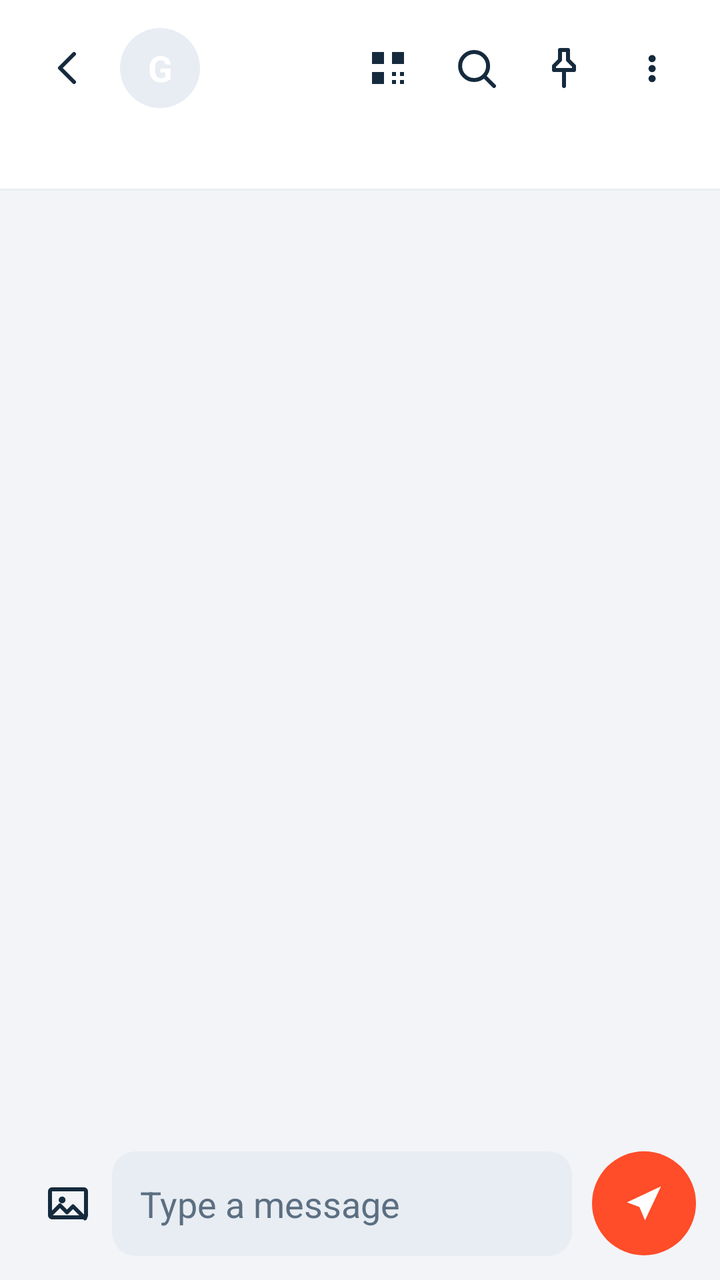
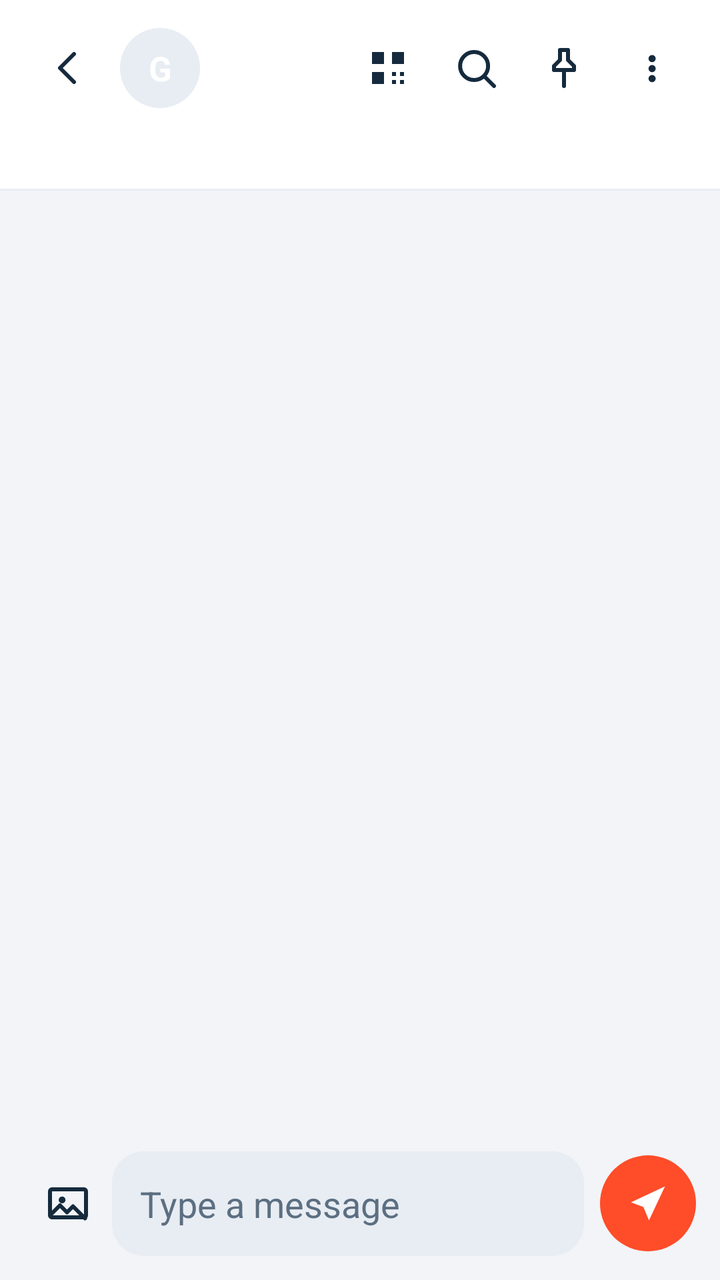

Screens rendered from an Android XML layout before and after an edit, with the pre-edit source and the edit as a unified diff.
<!-- AndroidManifest.xml: application theme Theme.AirWave -->
<!-- res/layout/activity_group_chat.xml -->
<?xml version="1.0" encoding="utf-8"?>
<LinearLayout xmlns:android="http://schemas.android.com/apk/res/android"
    android:layout_width="match_parent"
    android:layout_height="match_parent"
    android:orientation="vertical">

    <LinearLayout
        android:layout_width="match_parent"
        android:layout_height="wrap_content"
        android:background="?attr/colorSurface"
        android:gravity="center_vertical"
        android:orientation="horizontal"
        android:padding="12dp">

        <ImageButton
            android:id="@+id/backButton"
            android:layout_width="44dp"
            android:layout_height="44dp"
            android:background="?attr/selectableItemBackgroundBorderless"
            android:contentDescription="@string/cancel"
            android:src="@drawable/ic_back" />

        <FrameLayout
            android:id="@+id/groupAvatar"
            android:layout_width="40dp"
            android:layout_height="40dp"
            android:layout_marginStart="4dp"
            android:background="@drawable/avatar_circle">

            <TextView
                android:id="@+id/groupInitial"
                android:layout_width="match_parent"
                android:layout_height="match_parent"
                android:gravity="center"
                android:text="G"
                android:textColor="@android:color/white"
                android:textSize="18sp"
                android:textStyle="bold" />
        </FrameLayout>

        <LinearLayout
            android:layout_width="0dp"
            android:layout_height="wrap_content"
            android:layout_marginStart="12dp"
            android:layout_weight="1"
            android:orientation="vertical">

            <TextView
                android:id="@+id/groupTitle"
                android:layout_width="wrap_content"
                android:layout_height="wrap_content"
                android:textColor="?attr/colorOnSurface"
                android:textSize="18sp"
                android:textStyle="bold" />

            <TextView
                android:id="@+id/groupSubtitle"
                android:layout_width="wrap_content"
                android:layout_height="wrap_content"
                android:textColor="?attr/colorOnSurfaceVariant"
                android:textSize="12sp" />

            <TextView
                android:id="@+id/typingText"
                android:layout_width="wrap_content"
                android:layout_height="wrap_content"
                android:textColor="?attr/colorPrimary"
                android:textSize="12sp"
                android:visibility="gone" />
        </LinearLayout>

        <ImageButton
            android:id="@+id/groupQrButton"
            android:layout_width="44dp"
            android:layout_height="44dp"
            android:background="?attr/selectableItemBackgroundBorderless"
            android:contentDescription="@string/group_qr_title"
            android:src="@drawable/ic_qr" />

        <ImageButton
            android:id="@+id/searchButton"
            android:layout_width="44dp"
            android:layout_height="44dp"
            android:background="?attr/selectableItemBackgroundBorderless"
            android:contentDescription="@string/search"
            android:src="@drawable/ic_search" />

        <ImageButton
            android:id="@+id/pinButton"
            android:layout_width="44dp"
            android:layout_height="44dp"
            android:background="?attr/selectableItemBackgroundBorderless"
            android:contentDescription="@string/pinned_messages"
            android:src="@drawable/ic_pin" />

        <ImageButton
            android:id="@+id/overflowButton"
            android:layout_width="44dp"
            android:layout_height="44dp"
            android:background="?attr/selectableItemBackgroundBorderless"
            android:contentDescription="@string/more_options"
            android:src="@drawable/ic_more" />
    </LinearLayout>

    <LinearLayout
        android:layout_width="match_parent"
        android:layout_height="wrap_content"
        android:background="?attr/colorSurface"
        android:gravity="center_vertical"
        android:orientation="horizontal"
        android:paddingStart="16dp"
        android:paddingEnd="16dp"
        android:paddingBottom="10dp">

        <TextView
            android:id="@+id/memberCount"
            android:layout_width="wrap_content"
            android:layout_height="wrap_content"
            android:layout_marginEnd="10dp"
            android:textColor="?attr/colorOnSurfaceVariant"
            android:textSize="12sp"
            android:textStyle="bold" />

        <HorizontalScrollView
            android:layout_width="0dp"
            android:layout_height="wrap_content"
            android:layout_weight="1"
            android:scrollbars="none">

            <LinearLayout
                android:id="@+id/membersRow"
                android:layout_width="wrap_content"
                android:layout_height="wrap_content"
                android:orientation="horizontal" />
        </HorizontalScrollView>
    </LinearLayout>

    <View
        android:layout_width="match_parent"
        android:layout_height="1dp"
        android:background="?attr/colorSurfaceVariant" />

    
    <LinearLayout
        android:id="@+id/searchBar"
        android:layout_width="match_parent"
        android:layout_height="wrap_content"
        android:background="?attr/colorSurface"
        android:gravity="center_vertical"
        android:orientation="horizontal"
        android:padding="8dp"
        android:visibility="gone">

        <EditText
            android:id="@+id/searchEdit"
            android:layout_width="0dp"
            android:layout_height="wrap_content"
            android:layout_weight="1"
            android:background="@drawable/bg_input"
            android:hint="@string/search_messages"
            android:imeOptions="actionSearch"
            android:inputType="text"
            android:maxLines="1"
            android:padding="10dp"
            android:textColor="?attr/colorOnSurface"
            android:textColorHint="?attr/colorOnSurfaceVariant" />

        <TextView
            android:id="@+id/searchCount"
            android:layout_width="wrap_content"
            android:layout_height="wrap_content"
            android:layout_marginStart="8dp"
            android:textColor="?attr/colorOnSurfaceVariant"
            android:textSize="12sp" />

        <ImageButton
            android:id="@+id/searchClose"
            android:layout_width="36dp"
            android:layout_height="36dp"
            android:background="?attr/selectableItemBackgroundBorderless"
            android:contentDescription="@string/cancel"
            android:src="@drawable/ic_close" />
    </LinearLayout>

    <LinearLayout
        android:id="@+id/replyBar"
        android:layout_width="match_parent"
        android:layout_height="wrap_content"
        android:background="@drawable/bg_quote"
        android:gravity="center_vertical"
        android:orientation="horizontal"
        android:padding="10dp"
        android:visibility="gone">

        <LinearLayout
            android:layout_width="0dp"
            android:layout_height="wrap_content"
            android:layout_weight="1"
            android:orientation="vertical">

            <TextView
                android:id="@+id/quoteSender"
                android:layout_width="wrap_content"
                android:layout_height="wrap_content"
                android:textColor="?attr/colorPrimary"
                android:textSize="12sp"
                android:textStyle="bold" />

            <TextView
                android:id="@+id/quoteText"
                android:layout_width="wrap_content"
                android:layout_height="wrap_content"
                android:layout_marginTop="2dp"
                android:ellipsize="end"
                android:maxLines="2"
                android:textColor="?attr/colorOnSurface"
                android:textSize="13sp" />
        </LinearLayout>

        <ImageButton
            android:id="@+id/replyClose"
            android:layout_width="36dp"
            android:layout_height="36dp"
            android:background="?attr/selectableItemBackgroundBorderless"
            android:contentDescription="@string/cancel"
            android:src="@drawable/ic_close" />
    </LinearLayout>

    <FrameLayout
        android:layout_width="match_parent"
        android:layout_height="0dp"
        android:layout_weight="1">

        <ListView
            android:id="@+id/messagesList"
            android:layout_width="match_parent"
            android:layout_height="match_parent"
            android:layoutAnimation="@anim/layout_fall_down"
            android:clipToPadding="false"
            android:divider="@null"
            android:dividerHeight="10dp"
            android:padding="16dp"
            android:stackFromBottom="true"
            android:transcriptMode="normal" />

        <LinearLayout
            android:id="@+id/messagesEmpty"
            android:layout_width="match_parent"
            android:layout_height="match_parent"
            android:gravity="center"
            android:orientation="vertical"
            android:visibility="gone">

            <ImageView
                android:layout_width="64dp"
                android:layout_height="64dp"
                android:src="@drawable/ic_empty_chat"
                android:tint="?attr/colorOnSurfaceVariant" />

            <TextView
                android:layout_width="wrap_content"
                android:layout_height="wrap_content"
                android:layout_marginTop="8dp"
                android:text="@string/no_messages"
                android:textColor="?attr/colorOnSurfaceVariant"
                android:textSize="15sp" />
        </LinearLayout>
    </FrameLayout>

    <LinearLayout
        android:layout_width="match_parent"
        android:layout_height="wrap_content"
        android:gravity="center_vertical"
        android:orientation="horizontal"
        android:padding="12dp">

        <ImageButton
            android:id="@+id/imageButton"
            android:layout_width="44dp"
            android:layout_height="44dp"
            android:background="?attr/selectableItemBackgroundBorderless"
            android:contentDescription="@string/share_image"
            android:src="@drawable/ic_image" />

        <EditText
            android:id="@+id/messageEdit"
            android:layout_width="0dp"
            android:layout_height="wrap_content"
            android:layout_weight="1"
            android:background="@drawable/bg_input"
            android:hint="@string/type_message"
            android:imeOptions="actionSend"
            android:inputType="text"
            android:maxLines="4"
            android:padding="14dp"
            android:textColor="?attr/colorOnSurface"
            android:textColorHint="?attr/colorOnSurfaceVariant" />

        <ImageButton
            android:id="@+id/sendButton"
            android:layout_width="52dp"
            android:layout_height="52dp"
            android:layout_marginStart="10dp"
            android:background="@drawable/bg_badge"
            android:contentDescription="@string/send"
            android:padding="14dp"
            android:src="@drawable/ic_send" />
    </LinearLayout>
</LinearLayout>
<!-- resources referenced by this layout -->
<resources>
  <!-- drawable avatar_circle (drawable) -->
  <?xml version="1.0" encoding="utf-8"?>
  <shape xmlns:android="http://schemas.android.com/apk/res/android" android:shape="oval">
      <solid android:color="?attr/colorSurfaceVariant" />
  </shape>
  <!-- drawable bg_badge (drawable) -->
  <?xml version="1.0" encoding="utf-8"?>
  <shape xmlns:android="http://schemas.android.com/apk/res/android" android:shape="oval">
      <solid android:color="?attr/colorPrimary" />
  </shape>
  <!-- drawable bg_input (drawable) -->
  <?xml version="1.0" encoding="utf-8"?>
  <shape xmlns:android="http://schemas.android.com/apk/res/android" android:shape="rectangle">
      <corners android:radius="12dp" />
      <solid android:color="?attr/colorSurfaceVariant" />
  </shape>
  <!-- drawable bg_quote (drawable) -->
  <?xml version="1.0" encoding="utf-8"?>
  <shape xmlns:android="http://schemas.android.com/apk/res/android" android:shape="rectangle">
      <corners android:radius="12dp" />
      <solid android:color="?attr/colorSurfaceVariant" />
  </shape>
  <!-- drawable ic_close (drawable) -->
  <vector xmlns:android="http://schemas.android.com/apk/res/android"
      android:width="24dp" android:height="24dp"
      android:viewportWidth="24" android:viewportHeight="24">
      <path
          android:strokeColor="?attr/colorOnSurface"
          android:strokeWidth="2"
          android:strokeLineCap="round"
          android:pathData="M6,6l12,12 M18,6L6,18" />
  </vector>
  <!-- drawable ic_qr (drawable) -->
  <vector xmlns:android="http://schemas.android.com/apk/res/android"
      android:width="24dp" android:height="24dp"
      android:viewportWidth="24" android:viewportHeight="24">
      <path
          android:fillColor="?attr/colorOnSurface"
          android:pathData="M4,4h6v6H4z M14,4h6v6h-6z M4,14h6v6H4z M14,14h2v2h-2z M18,14h2v2h-2z M14,18h2v2h-2z M18,18h2v2h-2z" />
  </vector>
  <!-- drawable ic_search (drawable) -->
  <vector xmlns:android="http://schemas.android.com/apk/res/android"
      android:width="24dp" android:height="24dp"
      android:viewportWidth="24" android:viewportHeight="24">
      <path
          android:strokeColor="?attr/colorOnSurface"
          android:strokeWidth="2"
          android:strokeLineCap="round"
          android:pathData="M11,4a7,7 0 1,0 0.1,14A7,7 0 1,0 11,4z M16.2,16.2L21,21" />
  </vector>
  <!-- drawable ic_send (drawable) -->
  <vector xmlns:android="http://schemas.android.com/apk/res/android"
      android:width="24dp" android:height="24dp"
      android:viewportWidth="24" android:viewportHeight="24">
      <path
          android:fillColor="#FFFFFF"
          android:pathData="M3.5,11.5L20.5,3.5l-8,17l-2.8,-6.7z M11.7,14.3l8.8,-10.8" />
  </vector>
  <string name="cancel">Cancel</string>
  <string name="group_qr_title">Group QR</string>
  <string name="more_options">More options</string>
  <string name="no_messages">No messages yet</string>
  <string name="pinned_messages">Pinned messages</string>
  <string name="search">Search</string>
  <string name="search_messages">Search messages</string>
  <string name="send">Send</string>
  <string name="share_image">Share image</string>
  <string name="type_message">Type a message</string>
  <color name="accent">#FF4C29</color>
  <color name="bg">#F2F4F7</color>
  <color name="card">#FFFFFF</color>
  <color name="text_primary">#152A3D</color>
  <color name="card2">#E8EDF3</color>
  <color name="text_secondary">#5C6F82</color>
  <style name="AirWaveWindowAnim">
          <item name="android:activityOpenEnterAnimation">@anim/slide_in_right</item>
          <item name="android:activityOpenExitAnimation">@anim/slide_out_left</item>
          <item name="android:activityCloseEnterAnimation">@anim/slide_in_left</item>
          <item name="android:activityCloseExitAnimation">@anim/slide_out_right</item>
      </style>
  <!-- unchanged entries left out for length: 6 -->
</resources>

<!-- the commit's change to res/layout/activity_group_chat.xml (unified diff, before → after) -->
@@ -34,7 +34,7 @@
                 android:gravity="center"
                 android:text="G"
                 android:textColor="@android:color/white"
-                android:textSize="18sp"
+                android:textSize="17sp"
                 android:textStyle="bold" />
         </FrameLayout>
 
@@ -50,7 +50,7 @@
                 android:layout_width="wrap_content"
                 android:layout_height="wrap_content"
                 android:textColor="?attr/colorOnSurface"
-                android:textSize="18sp"
+                android:textSize="17sp"
                 android:textStyle="bold" />
 
             <TextView
@@ -175,8 +175,8 @@
 
         <ImageButton
             android:id="@+id/searchClose"
-            android:layout_width="36dp"
-            android:layout_height="36dp"
+            android:layout_width="44dp"
+            android:layout_height="44dp"
             android:background="?attr/selectableItemBackgroundBorderless"
             android:contentDescription="@string/cancel"
             android:src="@drawable/ic_close" />
@@ -219,8 +219,8 @@
 
         <ImageButton
             android:id="@+id/replyClose"
-            android:layout_width="36dp"
-            android:layout_height="36dp"
+            android:layout_width="44dp"
+            android:layout_height="44dp"
             android:background="?attr/selectableItemBackgroundBorderless"
             android:contentDescription="@string/cancel"
             android:src="@drawable/ic_close" />
@@ -235,7 +235,6 @@
             android:id="@+id/messagesList"
             android:layout_width="match_parent"
             android:layout_height="match_parent"
-            android:layoutAnimation="@anim/layout_fall_down"
             android:clipToPadding="false"
             android:divider="@null"
             android:dividerHeight="10dp"
@@ -262,8 +261,9 @@
                 android:layout_height="wrap_content"
                 android:layout_marginTop="8dp"
                 android:text="@string/no_messages"
-                android:textColor="?attr/colorOnSurfaceVariant"
-                android:textSize="15sp" />
+                android:textColor="?attr/colorOnSurface"
+                android:textSize="16sp"
+                android:textStyle="bold" />
         </LinearLayout>
     </FrameLayout>
 
@@ -298,12 +298,12 @@
 
         <ImageButton
             android:id="@+id/sendButton"
-            android:layout_width="52dp"
-            android:layout_height="52dp"
-            android:layout_marginStart="10dp"
+            android:layout_width="48dp"
+            android:layout_height="48dp"
+            android:layout_marginStart="8dp"
             android:background="@drawable/bg_badge"
             android:contentDescription="@string/send"
-            android:padding="14dp"
+            android:padding="12dp"
             android:src="@drawable/ic_send" />
     </LinearLayout>
 </LinearLayout>
<!-- resource entries referenced after the edit -->
@@ -13,13 +13,13 @@
   <!-- drawable bg_input (drawable) -->
   <?xml version="1.0" encoding="utf-8"?>
   <shape xmlns:android="http://schemas.android.com/apk/res/android" android:shape="rectangle">
-      <corners android:radius="12dp" />
+      <corners android:radius="16dp" />
       <solid android:color="?attr/colorSurfaceVariant" />
   </shape>
   <!-- drawable bg_quote (drawable) -->
   <?xml version="1.0" encoding="utf-8"?>
   <shape xmlns:android="http://schemas.android.com/apk/res/android" android:shape="rectangle">
-      <corners android:radius="12dp" />
+      <corners android:radius="16dp" />
       <solid android:color="?attr/colorSurfaceVariant" />
   </shape>
   <!-- drawable ic_close (drawable) -->
